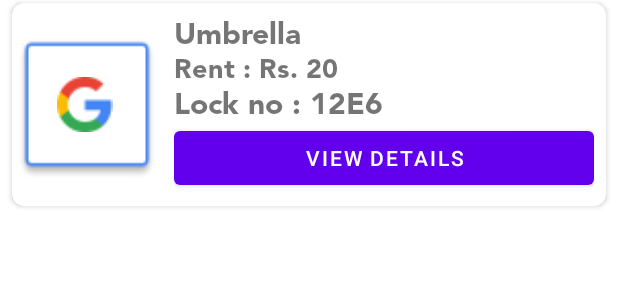
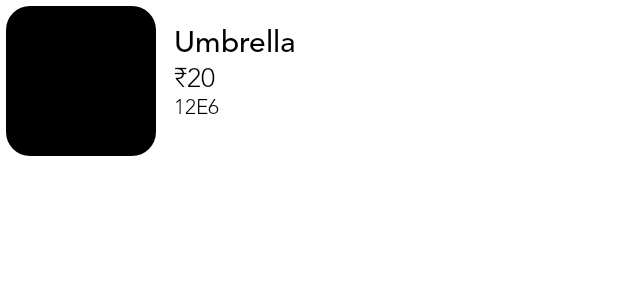
Before and after one commit to iamanantshukla/AirCache, an Android app: the layout item_card.xml on its own in the app's theme, with its tools: preview values and no code run, on a phone screen of 412 x 824 dp. Shown: the top 300 px of the screen. Run offline under Robolectric (Android 15) with nearby library versions, the phone set to English and light mode, and no system bars.

Commit message:
Add item completed

```diff
--- a/App/app/src/main/AndroidManifest.xml
+++ b/App/app/src/main/AndroidManifest.xml
@@ -30,6 +30,8 @@
         <activity android:name=".home.MainActivity">
 
         </activity>
+        <activity android:name=".AddItem"/>
+        <activity android:name=".home.ItemListActivity"/>
     </application>
 
 </manifest>
--- a/App/app/src/main/res/layout/fragment_home.xml
+++ b/App/app/src/main/res/layout/fragment_home.xml
@@ -102,11 +102,13 @@
             app:layout_constraintTop_toBottomOf="@+id/textView6">
 
             <LinearLayout
+                android:id="@+id/electCategory"
                 android:layout_width="wrap_content"
                 android:layout_height="wrap_content"
                 android:orientation="vertical">
 
                 <LinearLayout
+                    android:id="@+id/booksCategory"
                     android:layout_width="288dp"
                     android:layout_height="match_parent"
                     android:layout_marginStart="24dp"
@@ -169,6 +171,7 @@
                 android:orientation="vertical">
 
                 <LinearLayout
+                    android:id="@+id/miscCategory"
                     android:layout_width="288dp"
                     android:layout_height="wrap_content"
                     android:layout_gravity="top"
@@ -198,6 +201,7 @@
                 </LinearLayout>
 
                 <LinearLayout
+                    android:id="@+id/sportsCategory"
                     android:layout_width="288dp"
                     android:layout_height="match_parent"
                     android:layout_marginStart="24dp"
--- a/App/app/src/main/res/layout/item_card.xml
+++ b/App/app/src/main/res/layout/item_card.xml
@@ -1,35 +1,32 @@
 <?xml version="1.0" encoding="utf-8"?>
 <androidx.constraintlayout.widget.ConstraintLayout xmlns:android="http://schemas.android.com/apk/res/android"
+    xmlns:app="http://schemas.android.com/apk/res-auto"
+    xmlns:tools="http://schemas.android.com/tools"
+    android:layout_width="match_parent"
+    android:layout_height="wrap_content">
+
+    <LinearLayout
         android:layout_width="match_parent"
         android:layout_height="match_parent"
-    xmlns:app="http://schemas.android.com/apk/res-auto">
-    <androidx.cardview.widget.CardView
-        android:layout_width="match_parent"
-        android:layout_height="wrap_content"
-        android:layout_marginStart="8dp"
-        android:layout_marginTop="2dp"
-        android:layout_marginEnd="8dp"
-        app:cardCornerRadius="8dp"
+        android:layout_margin="4dp"
+        android:orientation="horizontal"
+        app:layout_constraintBottom_toBottomOf="parent"
         app:layout_constraintEnd_toEndOf="parent"
         app:layout_constraintStart_toStartOf="parent"
         app:layout_constraintTop_toTopOf="parent">
 
-        <LinearLayout
-            android:layout_width="match_parent"
-            android:layout_height="match_parent"
-            android:orientation="horizontal">
-
         <ImageView
             android:id="@+id/imageView3"
             android:layout_width="200dp"
-                android:layout_height="match_parent"
+            android:layout_height="100dp"
             android:layout_weight="1"
-                app:srcCompat="@drawable/common_google_signin_btn_icon_dark" />
+            app:srcCompat="@drawable/rounded_blackbox" />
 
         <LinearLayout
             android:layout_width="match_parent"
             android:layout_height="match_parent"
-                android:layout_margin="8dp"
+            android:layout_gravity="center_vertical"
+            android:layout_margin="12dp"
             android:layout_weight="1"
             android:orientation="vertical">
 
@@ -37,33 +34,30 @@
                 android:id="@+id/textView_item_name"
                 android:layout_width="match_parent"
                 android:layout_height="wrap_content"
-                    android:fontFamily="@font/avenirltstd_black"
+                android:fontFamily="@font/avenirltstd_medium"
                 android:text="Umbrella"
+                android:textColor="@color/black"
                 android:textSize="20sp" />
 
             <TextView
                 android:id="@+id/textView_item_price"
                 android:layout_width="match_parent"
                 android:layout_height="wrap_content"
-                    android:fontFamily="@font/avenirltstd_black"
-                    android:text="Rent : Rs. 20"
+                android:fontFamily="@font/avenirltstd_light"
+                android:text="₹20"
+                android:textColor="@color/black"
                 android:textSize="18sp" />
 
             <TextView
                 android:id="@+id/textView_item_lockno"
                 android:layout_width="match_parent"
                 android:layout_height="wrap_content"
-                    android:fontFamily="@font/avenirltstd_black"
-                    android:text="Lock no : 12E6"
-                    android:textSize="20sp" />
-
-                <Button
-                    android:id="@+id/button_item_details"
-                    android:layout_width="match_parent"
-                    android:layout_height="wrap_content"
-                    android:text="View Details" />
+                android:fontFamily="@font/avenirltstd_light"
+                android:text="12E6"
+                android:textColor="@color/black"
+                android:textSize="14sp" />
 
         </LinearLayout>
     </LinearLayout>
-    </androidx.cardview.widget.CardView>
+
 </androidx.constraintlayout.widget.ConstraintLayout>
```
Also changed, not shown: App/app/src/main/java/com/dev334/aircache/AddItem.java (+44 -8 lines), App/app/src/main/java/com/dev334/aircache/adapter/itemAdapter.java (+20 -6 lines), App/app/src/main/java/com/dev334/aircache/home/HomeFragment.java (+34 -0 lines), App/app/src/main/java/com/dev334/aircache/home/ItemListActivity.java (+42 -4 lines), App/app/src/main/java/com/dev334/aircache/home/MainActivity.java (+9 -0 lines), App/app/src/main/java/com/dev334/aircache/model/Item.java (+9 -9 lines), App/app/src/main/res/layout/activity_item_list.xml (+25 -9 lines). Lines whose indentation alone changed are shown as unchanged.
